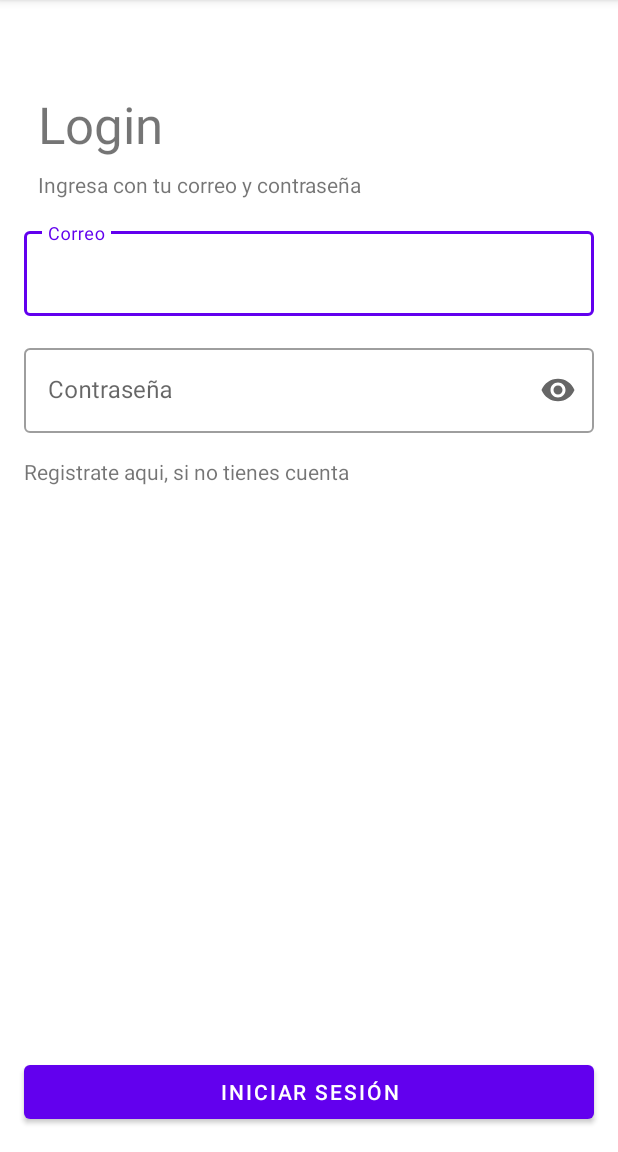
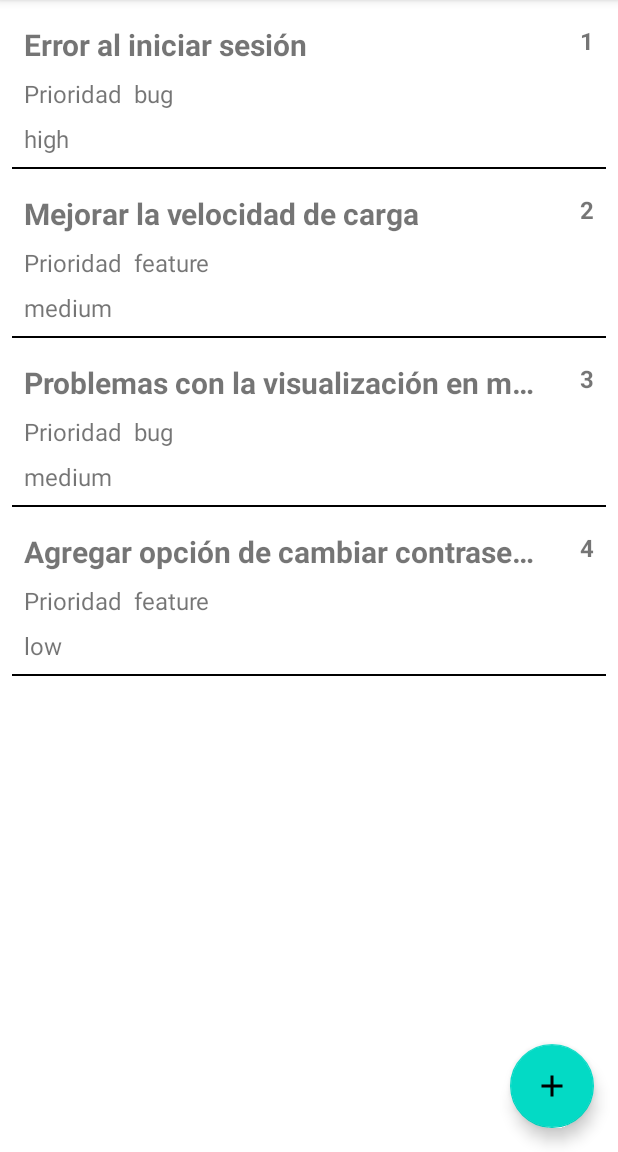
Before and after one commit to faradius/TicketsApp, an Android app: the screen it shows after launch (MainActivity), on a phone screen of 412 x 824 dp, the part 84-1236 px from its top. Run offline under Robolectric (Android 15) with nearby library versions, the phone set to English and light mode, and no system bars.

Commit message:
Presentando la lista de tickets en el recyclerView

```diff
--- a/app/build.gradle
+++ b/app/build.gradle
@@ -35,6 +35,11 @@ android {
     kotlinOptions {
         jvmTarget = '1.8'
     }
+
+    buildFeatures{
+        viewBinding true
+    }
+
 }
 
 dependencies {
--- a/app/src/main/java/com/developerscracks/ticketsapp/data/network/model/Ticket.kt
+++ b/app/src/main/java/com/developerscracks/ticketsapp/data/network/model/Ticket.kt
@@ -19,6 +19,13 @@ data class Ticket(
     val image3: String
 )
 
+data class TicketDemo(
+    val numero: Int,
+    val titulo: String,
+    val tipoIncidencia: String,
+    val gravedad: String
+)
+
 enum class incidentTypePriority{
     BUG, FEATURE
 }
--- /dev/null
+++ b/app/src/main/java/com/developerscracks/ticketsapp/ui/user_client/home/adapters/TicketListAdapter.kt
@@ -0,0 +1,59 @@
+package com.developerscracks.ticketsapp.ui.user_client.home.adapters
+
+import android.view.LayoutInflater
+import android.view.ViewGroup
+import androidx.recyclerview.widget.DiffUtil
+import androidx.recyclerview.widget.ListAdapter
+import androidx.recyclerview.widget.RecyclerView
+import com.developerscracks.ticketsapp.data.network.model.Ticket
+import com.developerscracks.ticketsapp.data.network.model.TicketDemo
+import com.developerscracks.ticketsapp.databinding.TicketItemLayoutBinding
+
+class TicketListAdapter(private val onClick: (TicketDemo) -> Unit) : ListAdapter<TicketDemo, TicketListAdapter.TicketsViewHolder>(TicketDiffUtil) {
+
+    //private var onItemClickListener: ((Ticket) -> Unit)? = null
+
+    override fun onCreateViewHolder(parent: ViewGroup, viewType: Int): TicketsViewHolder {
+        return TicketsViewHolder(
+            TicketItemLayoutBinding.inflate(LayoutInflater.from(parent.context), parent, false)
+        )
+    }
+
+    override fun onBindViewHolder(holder: TicketsViewHolder, position: Int) {
+        val ticket = getItem(position)
+        holder.bind(ticket)
+    }
+
+    inner class TicketsViewHolder(
+        itemBinding: TicketItemLayoutBinding
+    ): RecyclerView.ViewHolder(itemBinding.root){
+
+        private val numTicket = itemBinding.tvNumTicket
+        private val titleTicket = itemBinding.tvTitleTicket
+        private val priorityTicket = itemBinding.tvPriorityTicket
+        private val severityTicket = itemBinding.tvSeverityIncident
+
+        private var currentTicket: TicketDemo? = null
+
+        fun bind(ticket: TicketDemo){
+            currentTicket = ticket
+
+            numTicket.text = ticket.numero.toString()
+            titleTicket.text = ticket.titulo
+            priorityTicket.text = ticket.tipoIncidencia
+            severityTicket.text = ticket.gravedad
+        }
+    }
+
+}
+
+object TicketDiffUtil : DiffUtil.ItemCallback<TicketDemo>(){
+    override fun areItemsTheSame(oldItem: TicketDemo, newItem: TicketDemo): Boolean {
+        return oldItem.numero == newItem.numero
+    }
+
+    override fun areContentsTheSame(oldItem: TicketDemo, newItem: TicketDemo): Boolean {
+        return oldItem == newItem
+    }
+
+}
--- a/app/src/main/java/com/developerscracks/ticketsapp/ui/user_client/home/fragments/ListTicketsFragment.kt
+++ b/app/src/main/java/com/developerscracks/ticketsapp/ui/user_client/home/fragments/ListTicketsFragment.kt
@@ -5,18 +5,53 @@ import androidx.fragment.app.Fragment
 import android.view.LayoutInflater
 import android.view.View
 import android.view.ViewGroup
+import androidx.recyclerview.widget.LinearLayoutManager
 import com.developerscracks.ticketsapp.R
+import com.developerscracks.ticketsapp.data.network.model.TicketDemo
+import com.developerscracks.ticketsapp.databinding.FragmentListTicketsBinding
+import com.developerscracks.ticketsapp.ui.user_client.home.adapters.TicketListAdapter
 
 
 class ListTicketsFragment : Fragment() {
 
+    private var _binding: FragmentListTicketsBinding? = null
+    private val binding get() = _binding!!
 
     override fun onCreateView(
         inflater: LayoutInflater, container: ViewGroup?,
         savedInstanceState: Bundle?
-    ): View? {
+    ): View {
+        _binding = FragmentListTicketsBinding.inflate(inflater, container, false)
+        return binding.root
+    }
 
-        return inflater.inflate(R.layout.fragment_list_tickets, container, false)
+    override fun onViewCreated(view: View, savedInstanceState: Bundle?) {
+        super.onViewCreated(view, savedInstanceState)
+
+        val tickets = listOf(
+            TicketDemo(1, "Error al iniciar sesión", "bug", "high"),
+            TicketDemo(2, "Mejorar la velocidad de carga", "feature", "medium"),
+            TicketDemo(3, "Problemas con la visualización en móviles", "bug", "medium"),
+            TicketDemo(4, "Agregar opción de cambiar contraseña", "feature", "low")
+        )
+
+        val rvTicketAdapter = TicketListAdapter(
+            onClick = {
+
+            }
+        )
+
+        rvTicketAdapter.submitList(tickets)
+
+        binding.rvTickets.apply {
+            layoutManager = LinearLayoutManager(context, LinearLayoutManager.VERTICAL, false)
+            adapter = rvTicketAdapter
+        }
+    }
+
+    override fun onDestroyView() {
+        super.onDestroyView()
+        _binding = null
     }
 
 }
--- a/app/src/main/res/layout/ticket_item_layout.xml
+++ b/app/src/main/res/layout/ticket_item_layout.xml
@@ -19,11 +19,14 @@
 
     <TextView
         android:id="@+id/tvTitleTicket"
-        android:layout_width="wrap_content"
+        android:layout_width="0dp"
         android:layout_height="wrap_content"
         android:layout_marginStart="16dp"
         android:layout_marginTop="16dp"
-        android:text="Problema al iniciar sesión"
+        android:layout_marginEnd="24dp"
+        android:ellipsize="end"
+        android:maxLines="1"
+        android:text="Problemas con la visualización en móviles"
         android:textSize="20sp"
         android:textStyle="bold"
         app:layout_constraintEnd_toStartOf="@+id/tvNumTicket"
@@ -66,8 +69,12 @@
     <View
         android:layout_width="match_parent"
         android:layout_height="1dp"
+        android:layout_marginStart="8dp"
         android:layout_marginTop="8dp"
+        android:layout_marginEnd="8dp"
         android:background="@color/black"
         app:layout_constraintBottom_toBottomOf="parent"
+        app:layout_constraintEnd_toEndOf="parent"
+        app:layout_constraintStart_toStartOf="parent"
         app:layout_constraintTop_toBottomOf="@+id/tvSeverityIncident" />
 </androidx.constraintlayout.widget.ConstraintLayout>
--- a/app/src/main/res/navigation/nav_graph_user_client.xml
+++ b/app/src/main/res/navigation/nav_graph_user_client.xml
@@ -3,7 +3,7 @@
     xmlns:app="http://schemas.android.com/apk/res-auto"
     xmlns:tools="http://schemas.android.com/tools"
     android:id="@+id/nav_graph"
-    app:startDestination="@id/loginFragment">
+    app:startDestination="@id/listTicketsFragment">
 
     <fragment
         android:id="@+id/listTicketsFragment"
```
